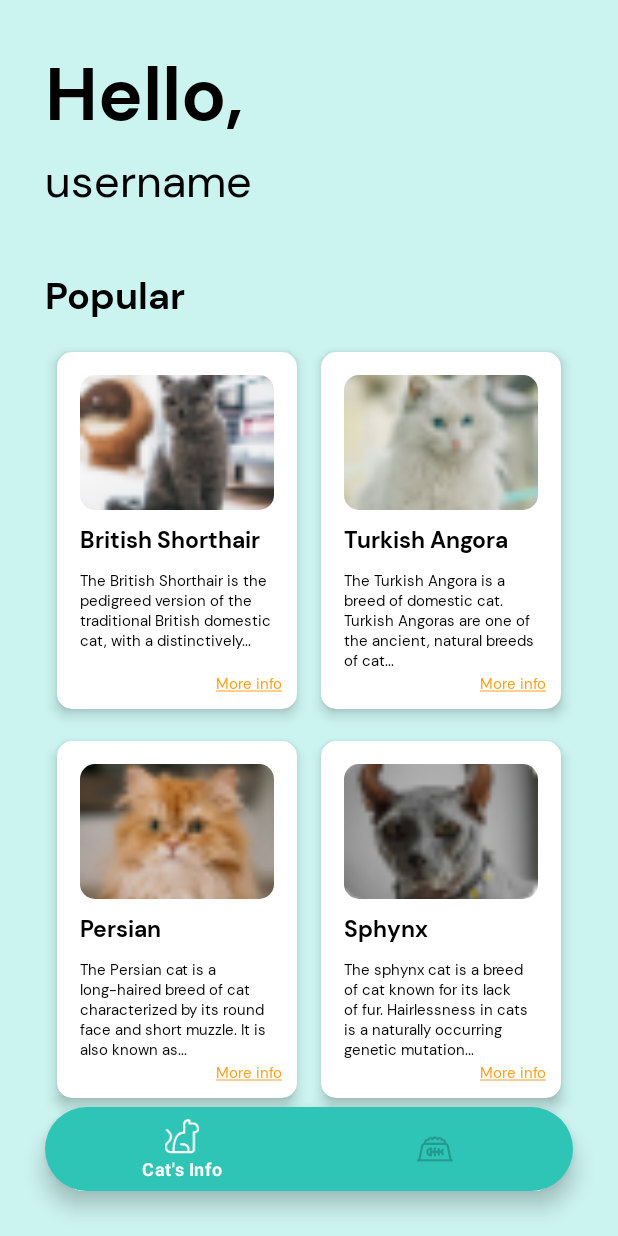
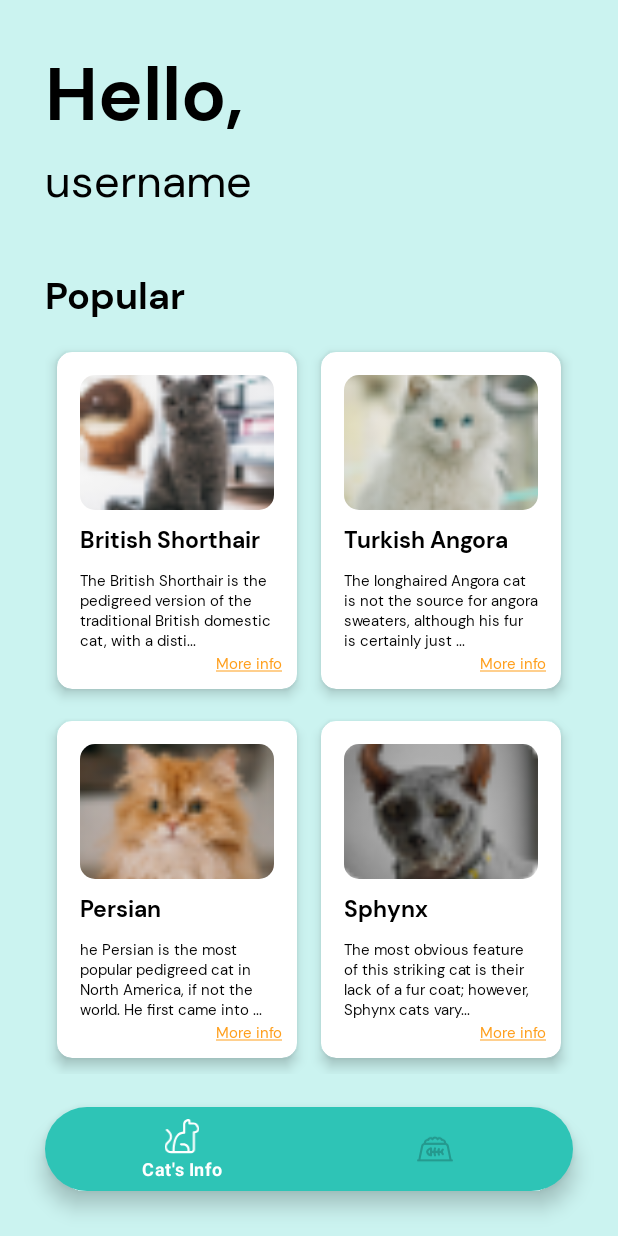
Before and after one commit to kucingapi/kucingin, an Android app: the screen it shows after launch (MainActivity), on a phone screen of 412 x 824 dp. Run offline under Robolectric (Android 15) with nearby library versions, the phone set to English and light mode, and no system bars; our stand-ins replace navigation-ui.

Commit message:
[ADD] dataset logic

```diff
--- a/app/src/main/java/com/example/kucingin/CardAdapter.java
+++ b/app/src/main/java/com/example/kucingin/CardAdapter.java
@@ -59,9 +59,10 @@ public class CardAdapter extends RecyclerView.Adapter<CardAdapter.ViewHolder> {
         ImageView cardImage = viewHolder.cardItemBinding.cardImage;
         TextView cardTitle = viewHolder.cardItemBinding.cardTitle;
         TextView cardDescription = viewHolder.cardItemBinding.cardDescription;
+        String description = data.description.substring(0, 100) + "...";
         cardImage.setImageResource(data.imageId);
         cardTitle.setText(data.title);
-        cardDescription.setText(data.description);
+        cardDescription.setText(description);
     }
 
     // Return the size of your dataset (invoked by the layout manager)
--- a/app/src/main/java/com/example/kucingin/Dataset/CatDataset.java
+++ b/app/src/main/java/com/example/kucingin/Dataset/CatDataset.java
@@ -6,10 +6,10 @@ public class CatDataset {
     private CardType[] cats;
     public CatDataset() {
         cats = new CardType[]{
-            createCard(R.drawable.cat_shorthair, "British Shorthair", "The British Shorthair is the pedigreed version of the traditional British domestic cat, with a distinctively..."),
-            createCard(R.drawable.cat_angora, "Turkish Angora", "The Turkish Angora is a breed of domestic cat. Turkish Angoras are one of the ancient, natural breeds of cat..."),
-            createCard(R.drawable.cat_persian, "Persian", "The Persian cat is a long-haired breed of cat characterized by its round face and short muzzle. It is also known as..."),
-            createCard(R.drawable.cat_sphynx, "Sphynx", "The sphynx cat is a breed of cat known for its lack of fur. Hairlessness in cats is a naturally occurring genetic mutation...")
+            createCard(R.drawable.cat_shorthair, "British Shorthair", "The British Shorthair is the pedigreed version of the traditional British domestic cat, with a distinctively stocky body, dense coat, and broad face. The most familiar colour variant is the \"British Blue\", with a solid grey-blue coat, orange eyes, and a medium-sized tail. The breed has also been developed in a wide range of other colours and patterns, including tabby and colourpoint."),
+            createCard(R.drawable.cat_angora, "Turkish Angora", "The longhaired Angora cat is not the source for angora sweaters, although his fur is certainly just as soft and beautiful. This natural breed takes his name from the city of Ankara in Turkey, which was formerly known as Angora. For centuries, the cats have been attractive souvenirs for invaders of or visitors to Turkey and may have been the first longhaired cats to arrive in Europe. One theory suggests that Vikings brought them from Turkey more than a thousand years ago."),
+            createCard(R.drawable.cat_persian, "Persian", "he Persian is the most popular pedigreed cat in North America, if not the world. He first came into vogue during the Victorian era, but he existed long before then. Little is known about his early history, though.\u2028\u2028The Persian comes in two types: show and traditional. The show Persian has a round head enhanced with a thick ruff, small ears, a flat nose, big round copper eyes, a broad, short body with heavy boning atop short tree-trunk legs, and a thick, flowing plume of a tail. The traditional Persian, also known as the Doll Face, does not have the extreme features of the show Persian, and his nose is a normal length, giving him a sweet expression. Both types have a long, glamorous coat that comes in many colors and patterns, and both share the same wonderful personality."),
+            createCard(R.drawable.cat_sphynx, "Sphynx", "The most obvious feature of this striking cat is their lack of a fur coat; however, Sphynx cats vary in the degree of hairlessness, with some having a very fine ‘peach fuzz’ all over and others just a fine fuzz over the extremities. Due to the lack of fur, the Sphynx cats bone structure and musculature is there for all to see, and this is a remarkably robust cat, built on elegant long lines, with somewhat loose skin that forms wrinkles in some places. ")
         };
     }
 
```
